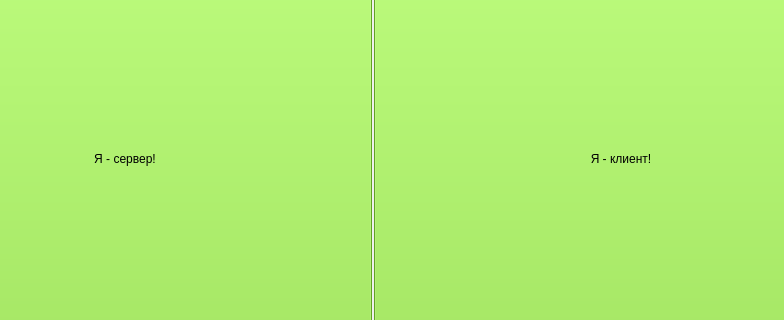
Above: p2pchat.ui from AnnaChernova/P2Pchat before the change; both pictures show x 133 to 917 and y 143 to 463 of the 1012 by 608 pixel window. Below: the same form after it.
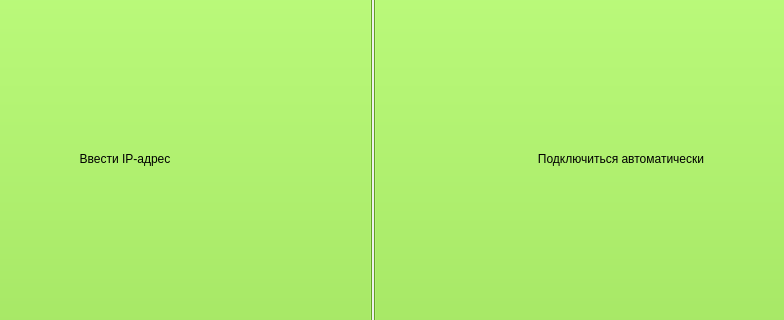
That is the form after the change.

Patch:
```diff
--- a/p2pchat.ui
+++ b/p2pchat.ui
@@ -33,7 +33,7 @@
 background-color: rgb(138, 226, 52);</string>
         </property>
         <property name="text">
-         <string>Я - сервер!</string>
+         <string>Ввести IP-адрес</string>
         </property>
        </widget>
       </item>
@@ -50,7 +50,7 @@
 background-color: rgb(138, 226, 52);</string>
         </property>
         <property name="text">
-         <string>Я - клиент!</string>
+         <string>Подключиться автоматически</string>
         </property>
        </widget>
       </item>
```
Left out of the diff: 4 changed lines with no effect on the pictures.
